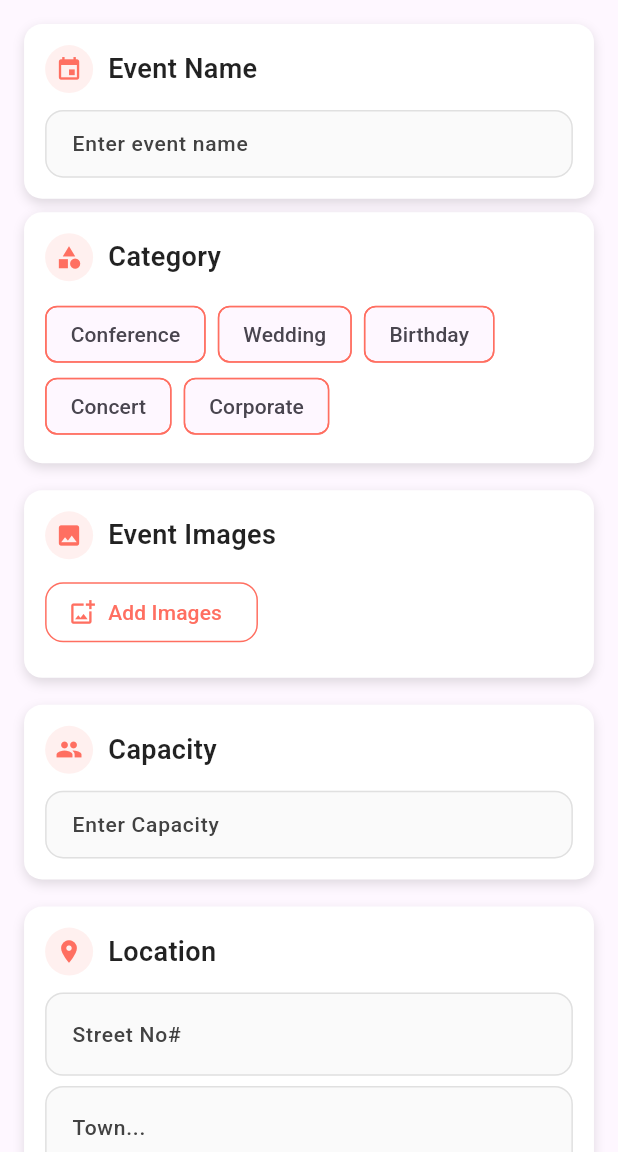
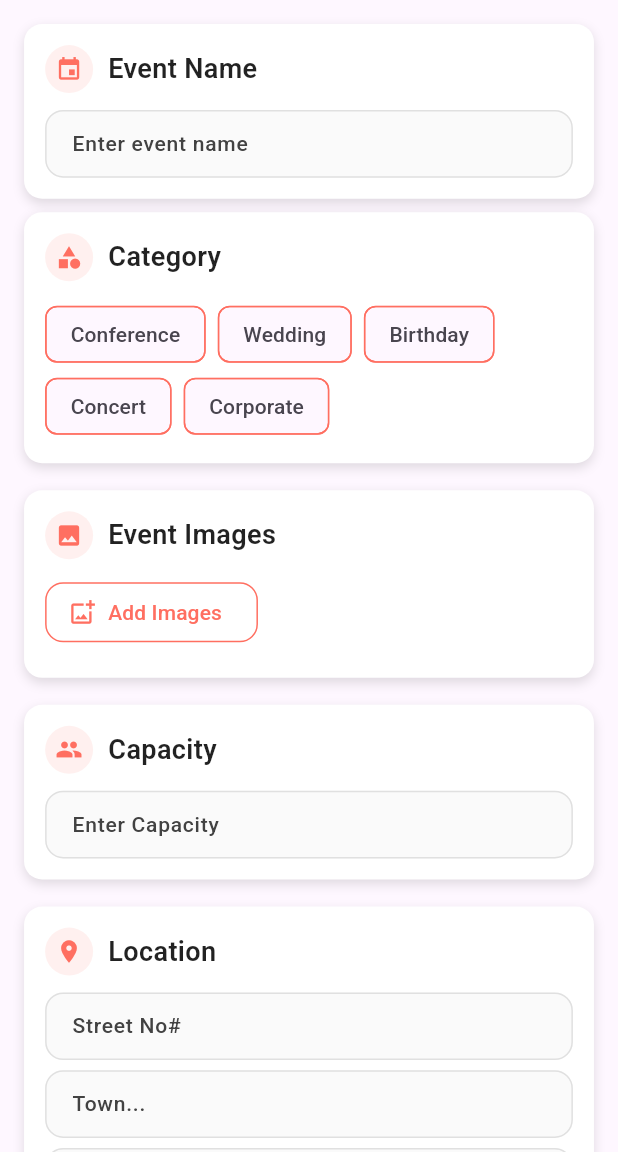
Before and after one commit to iimirzaa/event_management_system, a Flutter app: the screen it shows after launch, on a phone screen of 412 x 824 dp, the part 84-1236 px from its top. Run offline on Flutter 3.47's test engine with Material 3 defaults, Android fonts, the phone set to English and light mode, and no system bars; our stand-ins replace bloc, carousel_slider, dio, flutter_bloc, flutter_screenutil, flutter_secure_storage and 3 more.

Commit message:
Initial Commit

```diff
--- a/lib/features/event/createevent_presentation.dart
+++ b/lib/features/event/createevent_presentation.dart
@@ -1,9 +1,14 @@
 import 'dart:io';
 import 'package:event_management_system/CustomWidget/CustomText.dart';
+import 'package:event_management_system/CustomWidget/Customdialogue.dart';
 import 'package:event_management_system/CustomWidget/custominput.dart';
+import 'package:event_management_system/features/event/event_bloc/event_bloc.dart';
 import 'package:flutter/material.dart';
+import 'package:flutter_bloc/flutter_bloc.dart';
 import 'package:flutter_screenutil/flutter_screenutil.dart';
 import 'package:image_picker/image_picker.dart';
+import 'package:loading_animation_widget/loading_animation_widget.dart';
+
 
 class CreateEventView extends StatefulWidget {
   const CreateEventView({super.key});
@@ -16,9 +21,11 @@ class _CreateEventViewState extends State<CreateEventView> {
   // Controllers
   final TextEditingController _eventNameController = TextEditingController();
   final TextEditingController _capacityController = TextEditingController();
-  final TextEditingController _locationController = TextEditingController();
+  final TextEditingController _streetController = TextEditingController();
+  final TextEditingController _townController = TextEditingController();
+  final TextEditingController _cityController = TextEditingController();
   final ImagePicker picker = ImagePicker();
-
+  final _formKey = GlobalKey<FormState>();
   // Dropdown values
   final List<String> categories = [
     "Conference",
@@ -42,7 +49,6 @@ class _CreateEventViewState extends State<CreateEventView> {
     final List<XFile> images = await picker.pickMultiImage(
       imageQuality: 85, // Compress images
     );
-
     if (images.isNotEmpty) {
       setState(() {
         selectedImage.addAll(images);
@@ -52,7 +58,20 @@ class _CreateEventViewState extends State<CreateEventView> {
 
   @override
   Widget build(BuildContext context) {
-    return Scaffold(
+    return BlocConsumer<EventBloc, EventState>(
+  listener: (context, state) {
+    if (state is MessageState) {
+      showDialog(
+        context: context,
+        builder: (_) =>
+            Customdialogue(icon: state.icon, text: state.errorMessage ?? ''),
+      );
+    }
+  },
+  builder: (context, state) {
+    return Stack(
+      children: [
+        Scaffold(
         appBar: AppBar(
           title: CustomText(
             text: "Create New Event",
@@ -81,6 +100,8 @@ class _CreateEventViewState extends State<CreateEventView> {
             child: SingleChildScrollView(
               child: Padding(
                 padding: EdgeInsets.all(16.r),
+                child: Form(
+                  key: _formKey,
                   child: Column(
                     crossAxisAlignment: CrossAxisAlignment.start,
                     children: [
@@ -88,8 +109,9 @@ class _CreateEventViewState extends State<CreateEventView> {
                       _buildInputCard(
                         icon: Icons.event,
                         title: "Event Name",
-                  hinttext: "Enter event name",
+                        hintText: "Enter event name",
                         context: context,
+                        controller: _eventNameController
                       ),
 
                       SizedBox(height: 8.h),
@@ -171,8 +193,9 @@ class _CreateEventViewState extends State<CreateEventView> {
                       _buildInputCard(
                         icon: Icons.group,
                         title: "Capacity",
-                  hinttext: "Enter Capacity",
+                        hintText: "Enter Capacity",
                         context: context,
+                        controller: _capacityController
                       ),
                       SizedBox(height: 16.h),
                       _buildSectionCard(
@@ -181,11 +204,16 @@ class _CreateEventViewState extends State<CreateEventView> {
                         child: Column(
                           children: [
                             TextFormField(
+                              controller: _streetController,
                               cursorColor: Color(0xFFFF6F61),
                               onTapOutside: (event) {
                                 Focus.of(context).unfocus();
                               },
                               decoration: InputDecoration(
+                                constraints: BoxConstraints(
+                                  maxHeight: 40.h,
+                                  minHeight: 40.h,
+                                ),
                                 hintText: "Street No#",
                                 hintStyle: TextStyle(
                                   color: Colors.grey.shade800,
@@ -204,7 +232,9 @@ class _CreateEventViewState extends State<CreateEventView> {
                                 ),
                                 enabledBorder: OutlineInputBorder(
                                   borderRadius: BorderRadius.circular(12.r),
-                            borderSide: BorderSide(color: Colors.grey.shade300),
+                                  borderSide: BorderSide(
+                                    color: Colors.grey.shade300,
+                                  ),
                                 ),
                                 focusedBorder: OutlineInputBorder(
                                   borderRadius: BorderRadius.circular(12.r),
@@ -217,11 +247,16 @@ class _CreateEventViewState extends State<CreateEventView> {
                             ),
                             SizedBox(height: 6.h),
                             TextFormField(
+                              controller: _townController,
                               cursorColor: Color(0xFFFF6F61),
                               onTapOutside: (event) {
                                 Focus.of(context).unfocus();
                               },
                               decoration: InputDecoration(
+                                constraints: BoxConstraints(
+                                  maxHeight: 40.h,
+                                  minHeight: 40.h,
+                                ),
                                 hintText: "Town...",
                                 hintStyle: TextStyle(
                                   color: Colors.grey.shade800,
@@ -240,7 +275,9 @@ class _CreateEventViewState extends State<CreateEventView> {
                                 ),
                                 enabledBorder: OutlineInputBorder(
                                   borderRadius: BorderRadius.circular(12.r),
-                            borderSide: BorderSide(color: Colors.grey.shade300),
+                                  borderSide: BorderSide(
+                                    color: Colors.grey.shade300,
+                                  ),
                                 ),
                                 focusedBorder: OutlineInputBorder(
                                   borderRadius: BorderRadius.circular(12.r),
@@ -253,11 +290,16 @@ class _CreateEventViewState extends State<CreateEventView> {
                             ),
                             SizedBox(height: 6.h),
                             TextFormField(
+                              controller: _cityController,
                               cursorColor: Color(0xFFFF6F61),
                               onTapOutside: (event) {
                                 Focus.of(context).unfocus();
                               },
                               decoration: InputDecoration(
+                                constraints: BoxConstraints(
+                                  maxHeight: 40.h,
+                                  minHeight: 40.h,
+                                ),
                                 hintText: "City*",
                                 hintStyle: TextStyle(
                                   color: Colors.grey.shade800,
@@ -276,7 +318,9 @@ class _CreateEventViewState extends State<CreateEventView> {
                                 ),
                                 enabledBorder: OutlineInputBorder(
                                   borderRadius: BorderRadius.circular(12.r),
-                            borderSide: BorderSide(color: Colors.grey.shade300),
+                                  borderSide: BorderSide(
+                                    color: Colors.grey.shade300,
+                                  ),
                                 ),
                                 focusedBorder: OutlineInputBorder(
                                   borderRadius: BorderRadius.circular(12.r),
@@ -337,8 +381,17 @@ class _CreateEventViewState extends State<CreateEventView> {
                         height: 50.h,
                         child: ElevatedButton.icon(
                           onPressed: () {
-                      // Handle create event logic here
-                      print("Event Created!");
+                            context.read<EventBloc>().add(
+                              CreateEventButtonClicked(
+                                key: _formKey.currentState!.validate(),
+                                eventName: _eventNameController.text,
+                                capacity: _capacityController.text,
+                                images: selectedImage,
+                                street:_streetController.text,
+                                town:_townController.text,
+                                city:_cityController.text,
+                              ),
+                            );
                           },
                           style: ElevatedButton.styleFrom(
                             backgroundColor: Color(0xFFFF6F61),
@@ -347,7 +400,11 @@ class _CreateEventViewState extends State<CreateEventView> {
                               borderRadius: BorderRadius.circular(12.r),
                             ),
                           ),
-                    icon: Icon(Icons.create, color: Colors.white, size: 20.sp),
+                          icon: Icon(
+                            Icons.create,
+                            color: Colors.white,
+                            size: 20.sp,
+                          ),
                           label: Text(
                             "Create Event",
                             style: TextStyle(
@@ -363,6 +420,27 @@ class _CreateEventViewState extends State<CreateEventView> {
                 ),
               ),
             ),
+          ),
+
+
+
+        ),
+        if(state is LoadingState)
+          Container(
+            color: Colors.black.withOpacity(
+              0.3,
+            ), // semi-transparent background
+            child: Center(
+              child: LoadingAnimationWidget.staggeredDotsWave(
+                color: Color(0xFFFF6F61),
+                size: 80,
+              ),
+            ),
+          ),
+    ],
+
+    );
+  },
 );
   }
 }
@@ -412,8 +490,10 @@ Widget _buildSectionCard({
 Widget _buildInputCard({
   required IconData icon,
   required String title,
-  required String hinttext,
+  required String hintText,
+  required TextEditingController controller,
   required BuildContext context,
+
 }) {
   return Container(
     padding: EdgeInsets.all(14.r),
@@ -447,13 +527,14 @@ Widget _buildInputCard({
         ),
         SizedBox(height: 10.h),
         TextFormField(
+          controller: controller,
           cursorColor: Color(0xFFFF6F61),
           onTapOutside: (event) {
             Focus.of(context).unfocus();
           },
           decoration: InputDecoration(
             constraints: BoxConstraints(maxHeight: 40.h, minHeight: 40.h),
-            hintText: hinttext,
+            hintText: hintText,
             hintStyle: TextStyle(color: Colors.grey.shade800, fontSize: 14.sp),
 
             contentPadding: EdgeInsets.symmetric(
--- a/lib/features/event/event_bloc/event_event.dart
+++ b/lib/features/event/event_bloc/event_event.dart
@@ -2,3 +2,22 @@ part of 'event_bloc.dart';
 
 @immutable
 sealed class EventEvent {}
+//Organizer Side Event handling
+class CreateEventButtonClicked extends EventEvent{
+  final bool key;
+  final String eventName;
+  final String capacity;
+  final String street;
+  final String town;
+  final String city;
+  final List<XFile> images;
+  CreateEventButtonClicked({
+    required this.key,
+    required this.eventName,
+    required this.capacity,
+    required this.images,
+    required this.street,
+    required this.town,
+    required this.city
+});
+}
--- a/lib/features/event/event_bloc/event_state.dart
+++ b/lib/features/event/event_bloc/event_state.dart
@@ -4,3 +4,17 @@ part of 'event_bloc.dart';
 sealed class EventState {}
 
 final class EventInitial extends EventState {}
+//Mutual Events Handling
+class LoadingState extends EventState{}
+class MessageState extends EventState{
+  final IconData icon;
+  final String errorMessage;
+  MessageState({
+    required this.icon,
+    required this.errorMessage
+});
+}
+//Organizer Side Event handling
+class CreateEventButtonState extends EventState{}
+
+//Attendee Side Event handling
```
Also changed, not shown: lib/features/Auth/Auth_Bloc/auth_bloc.dart (+6 -6 lines), lib/features/event/event_bloc/event_bloc.dart (+24 -2 lines), lib/services/validator.dart (+42 -1 lines). Lines whose indentation alone changed are shown as unchanged.
